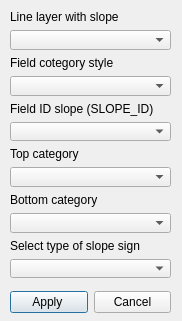
The window that slope_generator_dialog_base.ui (santerr80/slope_generator) describes before a commit, drawn with Qt 5.
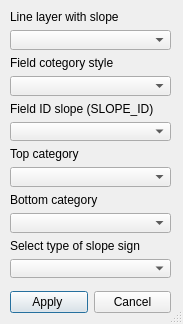
The same window after the commit. Custom widgets are drawn as their Qt base class.

```diff
--- a/slope_generator_dialog_base.ui
+++ b/slope_generator_dialog_base.ui
@@ -6,13 +6,19 @@
    <rect>
     <x>0</x>
     <y>0</y>
-    <width>182</width>
-    <height>321</height>
+    <width>183</width>
+    <height>324</height>
    </rect>
   </property>
   <property name="windowTitle">
    <string>Slope Generator</string>
   </property>
+  <property name="sizeGripEnabled">
+   <bool>true</bool>
+  </property>
+  <property name="modal">
+   <bool>true</bool>
+  </property>
   <widget class="QWidget" name="layoutWidget">
    <property name="geometry">
     <rect>
@@ -39,7 +45,7 @@
     </item>
    </layout>
   </widget>
-  <widget class="QWidget" name="">
+  <widget class="QWidget" name="layoutWidget">
    <property name="geometry">
     <rect>
      <x>10</x>
```
